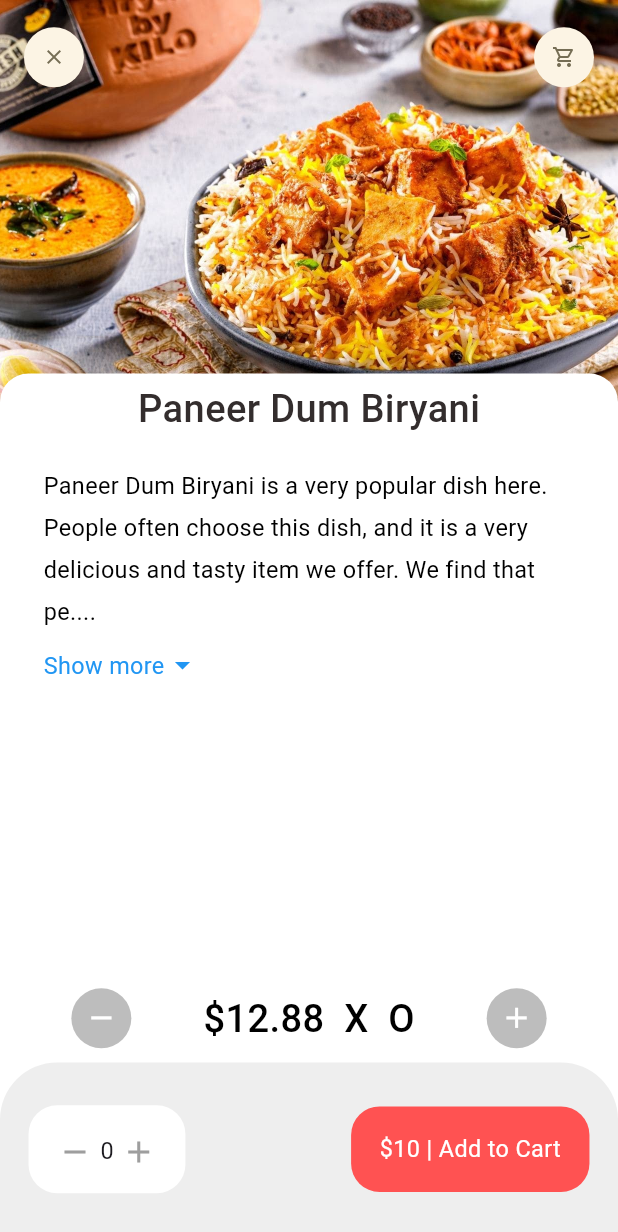
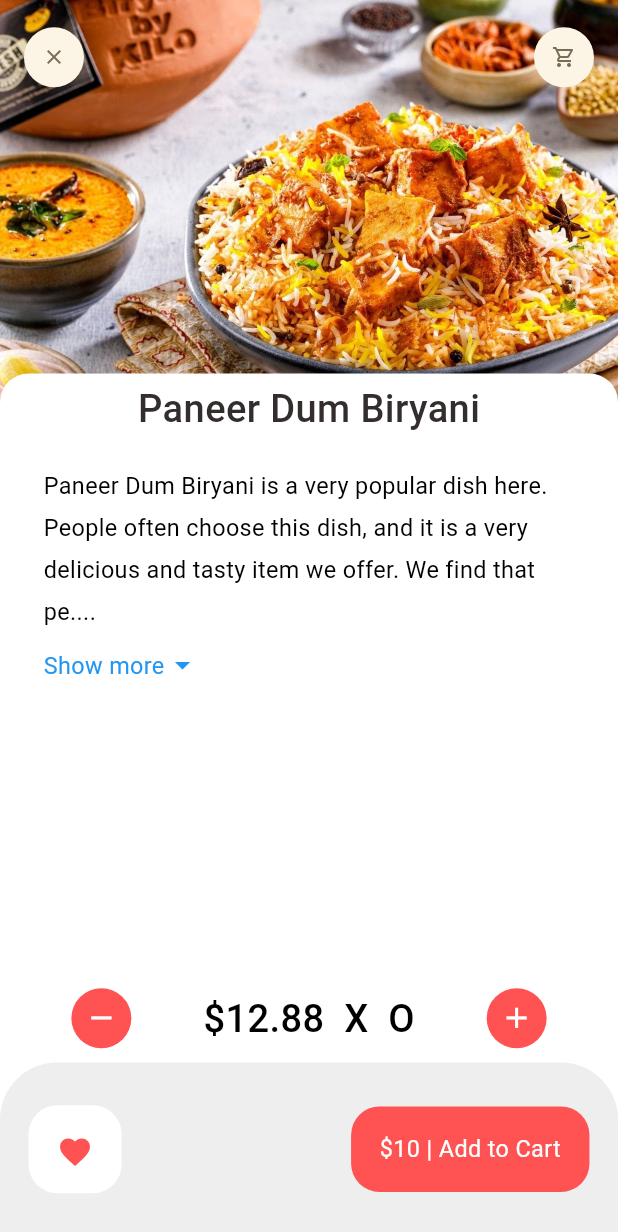
Before and after one commit to prashantmanna/flutter_food_delivery_app, a Flutter app: the screen it shows after launch, on a phone screen of 412 x 824 dp. Shown: the top 1232 px of the screen. Run offline on Flutter 3.47's test engine with Material 3 defaults, Android fonts, the phone set to English and light mode, and no system bars; our stand-ins replace dots_indicator, get.

Commit message:
first commit

```diff
--- a/lib/home/recommended_food_details.dart
+++ b/lib/home/recommended_food_details.dart
@@ -3,12 +3,9 @@ import 'package:flutter_food_delivery_app/utils/Dimension.dart';
 import 'package:flutter_food_delivery_app/widgets/app_icon.dart';
 import 'package:flutter_food_delivery_app/widgets/bigText.dart';
 import 'package:flutter_food_delivery_app/widgets/expandableText.dart';
-
 import '../widgets/small_text.dart';
-
 class RecommendedFoodDetails extends StatelessWidget {
   const RecommendedFoodDetails({super.key});
-
   @override
   Widget build(BuildContext context) {
     print(MediaQuery.of(context).size.height);
@@ -127,7 +124,7 @@ class RecommendedFoodDetails extends StatelessWidget {
               mainAxisAlignment: MainAxisAlignment.spaceBetween,
               children: [
                 AppIcon(icon: Icons.remove,
-                bgColor: Colors.grey.shade400,
+                bgColor: Colors.redAccent,
                 iconSize: Dimension.size24,
                 itemColor: Colors.white,),
                 Bigtext(
@@ -135,7 +132,7 @@ class RecommendedFoodDetails extends StatelessWidget {
                     size: Dimension.font26,
                     text: "\$12.88 "+" X "+" O"),
                 AppIcon(icon: Icons.add,
-                bgColor: Colors.grey.shade400,
+                bgColor: Colors.redAccent,
                 iconSize: Dimension.size24,
                 itemColor: Colors.white,)
               ],
@@ -162,29 +159,8 @@ class RecommendedFoodDetails extends StatelessWidget {
                   decoration: BoxDecoration(
                       borderRadius: BorderRadius.circular(Dimension.radius20),
                       color: Colors.white),
-                  child: Row(
-                    mainAxisAlignment: MainAxisAlignment.center,
-                    children: [
-                      const Icon(
-                        Icons.remove,
-                        color: Colors.grey,
-                      ),
-                      SizedBox(
-                        width: Dimension.width10 / 2,
-                      ),
-                      Text(
-                        "0",
-                        style: TextStyle(fontSize: Dimension.size16),
-                      ),
-                      SizedBox(
-                        width: Dimension.width10 / 2,
-                      ),
-                      const Icon(
-                        Icons.add,
-                        color: Colors.grey,
-                      )
-                    ],
-                  ),
+                  child: Icon(Icons.favorite,
+                  color: Colors.redAccent,),
                 ),
                 Container(
                   padding: EdgeInsets.only(
```
